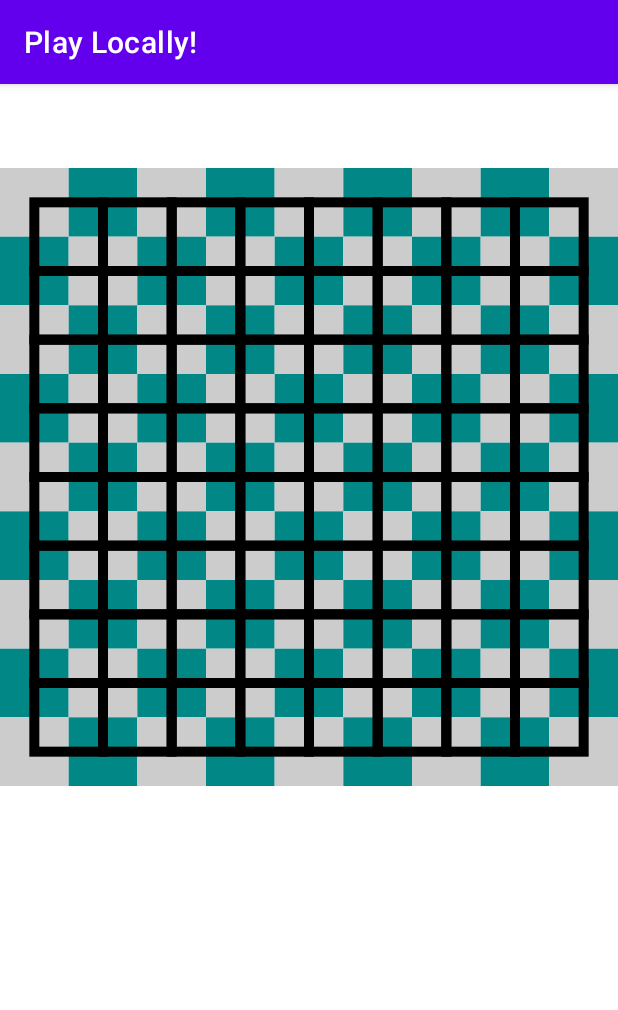
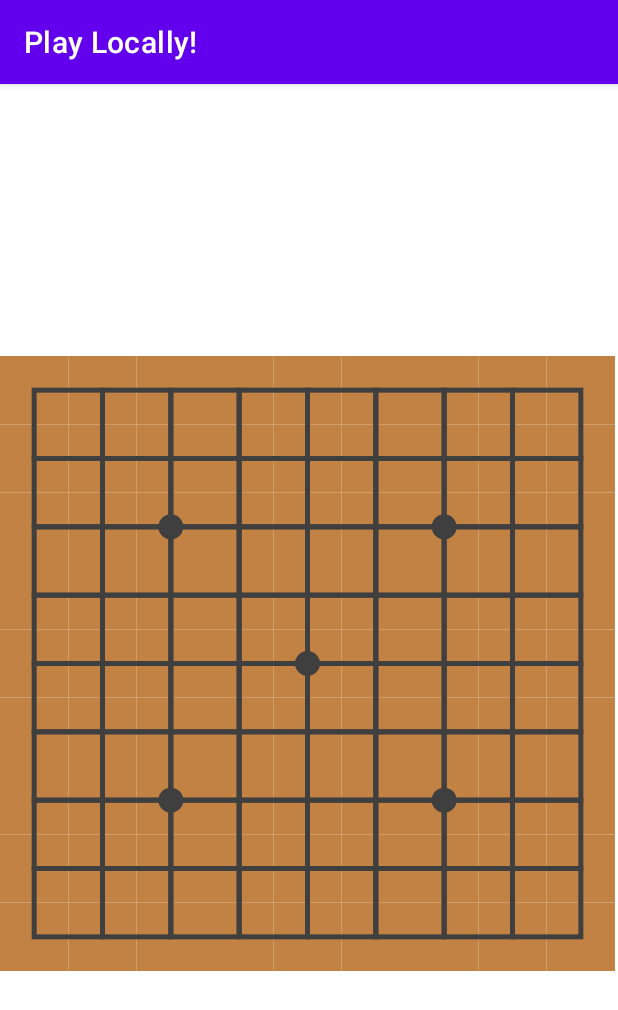
Before and after one commit to KoenKarolos/Weiqi.GO, an Android app: the screen it shows after launch (play_local), on a phone screen of 412 x 824 dp. Shown: the top 1010 px of the screen. Run offline under Robolectric (Android 15) with nearby library versions, the phone set to English and light mode, and no system bars.

Commit message:
Added boardmarkers for all 3 boardsizes. Changed grid colors.

```diff
--- a/app/src/main/java/com/example/goplayapp/GoBoardView.java
+++ b/app/src/main/java/com/example/goplayapp/GoBoardView.java
@@ -29,7 +29,8 @@ public class GoBoardView extends View  {
 
     float posX,posY;
     private int turn = 1;
-    int teal = ContextCompat.getColor(getContext(), R.color.teal_700);
+    int brown = ContextCompat.getColor(getContext(), R.color.brown);
+    int gray = ContextCompat.getColor(getContext(), R.color.darkgray);
     private Paint paint;
     private Bitmap whiteStoneBitmap = BitmapFactory.decodeResource(getContext().getResources() ,R.drawable.white_stone);
     private Bitmap blackStoneBitmap = BitmapFactory.decodeResource(getContext().getResources() ,R.drawable.black_stone);
@@ -39,7 +40,7 @@ public class GoBoardView extends View  {
     @Override
     protected void onDraw(Canvas canvas) {
         paint=new Paint();
-        drawBoard(canvas, 9);
+        drawBoardstate(canvas, 9);
         super.onDraw(canvas);
     }
 
@@ -72,20 +73,15 @@ public class GoBoardView extends View  {
         return true;
     }
 
-    private void drawBoard(Canvas canvas, int size){
+    private void drawBoardstate(Canvas canvas, int size){
         float width = getWidth();
-        float height = getHeight();
         float init_height = 0;
         float cell = width/size;
 
-        //Drawing Grid
-        for(int column=0;column<size;column++){ // draws 9x9 board
+        //Drawing Board
+        for(int column=0;column<size;column++){ // draws size*size board (standard sizes are 9x9, 13x13, 19x19)
             for(int row=0;row<size;row++){
-                if (column%2 == 1 && row%2 == 0 || column%2 == 0 && row%2 ==1){
-                    paint.setColor(teal);
-                }else{
-                    paint.setColor(Color.LTGRAY);
-                }
+                paint.setColor(brown);
                 canvas.drawRect(
                         cell*column,
                         init_height+cell*row,
@@ -94,11 +90,11 @@ public class GoBoardView extends View  {
             }
         }
 
-        //Drawing actual Board
-        paint.setColor(Color.BLACK);
+        //Drawing actual grid
+        paint.setColor(gray);
         paint.setStyle(Paint.Style.STROKE);
-        paint.setStrokeWidth(10);
-        for(int column=0;column<size-1;column++){ // draws 9x9 board
+        paint.setStrokeWidth(5);
+        for(int column=0;column<size-1;column++){ // draws size-1*size-1 grid (standard sizes are 9x9, 13x13, 19x19)
             for(int row=0;row<size-1;row++){
                 canvas.drawRect(
                         cell*column+cell/2,
@@ -108,19 +104,53 @@ public class GoBoardView extends View  {
             }
         }
 
+        paint.setStyle(Paint.Style.FILL_AND_STROKE);
+        switch(size){
+            default:
+                break;
+            case 19:
+                for(int i=1; i<6;i=i+2){
+                    canvas.drawCircle(3*i*cell+cell/2,3*cell+cell/2,10,paint);
+                    canvas.drawCircle(3*i*cell+cell/2,9*cell+cell/2,10,paint);
+                    canvas.drawCircle(3*i*cell+cell/2,15*cell+cell/2,10,paint);
+                }
+                break;
+            case 13:
+                for(int i=1; i<4;i++){
+                    if(i==2){
+                        canvas.drawCircle(3*i*cell+cell/2,6*cell+cell/2,10,paint);
+                    }else{
+                        canvas.drawCircle(3*i*cell+cell/2,3*cell+cell/2,10,paint);
+                        canvas.drawCircle(3*i*cell+cell/2,9*cell+cell/2,10,paint);
+                    }
+                }
+                break;
+            case 9:
+                for(int i=1; i<4;i++){
+                    if(i==2){
+                        canvas.drawCircle(2*i*cell+cell/2,4*cell+cell/2,10,paint);
+                    }else{
+                        canvas.drawCircle(2*i*cell+cell/2,2*cell+cell/2,10,paint);
+                        canvas.drawCircle(2*i*cell+cell/2,6*cell+cell/2,10,paint);
+                    }
+                }
+                break;
+        }
+
         //drawing stones/moves
-        //stones are slightly offset on the y axis, not perfectly in the middle of grid cell
+        //stones snap onto nearest grid intersection
         for(Integer key : moves.keySet()) {
             posX = moves.get(key).get(0);
             posY = moves.get(key).get(1);
-            float move_col = (float)Math.floor(posX/cell); //posX/cell = column
-            float move_row = (float)Math.floor(posY/cell); //posY/cell = row
+            float move_col = (float)Math.floor(posX/cell);
+            float move_row = (float)Math.floor(posY/cell);
 
             RectF BoardPosition = new RectF(
                     (cell*move_col),
                     (cell*move_row),
                     (cell*(move_col+1)),
                     (cell*(move_row+1)));
+
             if(key%2 == 0){
                 canvas.drawBitmap(whiteStoneBitmap, null, BoardPosition, paint);
             }else{
--- a/app/src/main/res/layout/activity_local.xml
+++ b/app/src/main/res/layout/activity_local.xml
@@ -8,22 +8,24 @@
 
     <com.example.goplayapp.GoBoardView
         android:id="@+id/GoBoard"
+        android:layout_width="410dp"
+        android:layout_height="413dp"
+        app:layout_constraintBottom_toBottomOf="parent"
+        app:layout_constraintEnd_toEndOf="parent"
+        app:layout_constraintHorizontal_bias="0.0"
+        app:layout_constraintStart_toStartOf="parent"
+        app:layout_constraintTop_toTopOf="parent"
+        app:layout_constraintVertical_bias="0.419" />
+
+    <TextView
+        android:id="@+id/textView"
         android:layout_width="wrap_content"
         android:layout_height="wrap_content"
         app:layout_constraintBottom_toBottomOf="parent"
-        app:layout_constraintEnd_toEndOf="parent"
+        app:layout_constraintEnd_toEndOf="@+id/GoBoard"
+        app:layout_constraintHorizontal_bias="1.0"
         app:layout_constraintStart_toStartOf="parent"
-        app:layout_constraintTop_toTopOf="parent" />
-
-    <TextView
-        android:id="@+id/textView"
-        android:layout_width="412dp"
-        android:layout_height="669dp"
-        app:layout_constraintBottom_toBottomOf="parent"
-        app:layout_constraintEnd_toEndOf="@+id/GoBoard"
-        app:layout_constraintHorizontal_bias="0.0"
-        app:layout_constraintStart_toStartOf="parent"
-        app:layout_constraintTop_toTopOf="parent"
+        app:layout_constraintTop_toTopOf="@+id/GoBoard"
         app:layout_constraintVertical_bias="1.0">
 
     </TextView>
--- a/app/src/main/res/values/colors.xml
+++ b/app/src/main/res/values/colors.xml
@@ -7,4 +7,6 @@
     <color name="teal_700">#FF018786</color>
     <color name="black">#FF000000</color>
     <color name="white">#FFFFFFFF</color>
+    <color name="brown">#c28244</color>
+    <color name="darkgray">#3f3f3f</color>
 </resources>
```
